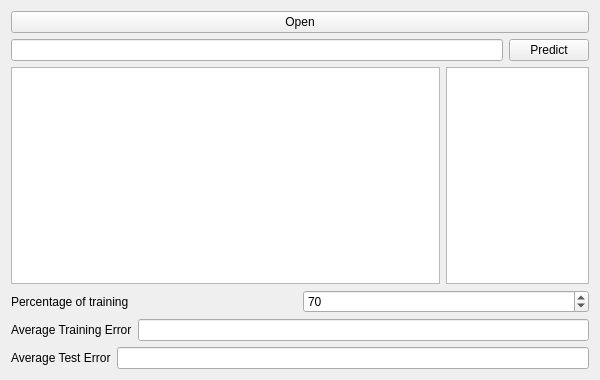
Before: the Qt Designer form presenter.ui in maks-bond/Prediction, drawn with Qt 5.
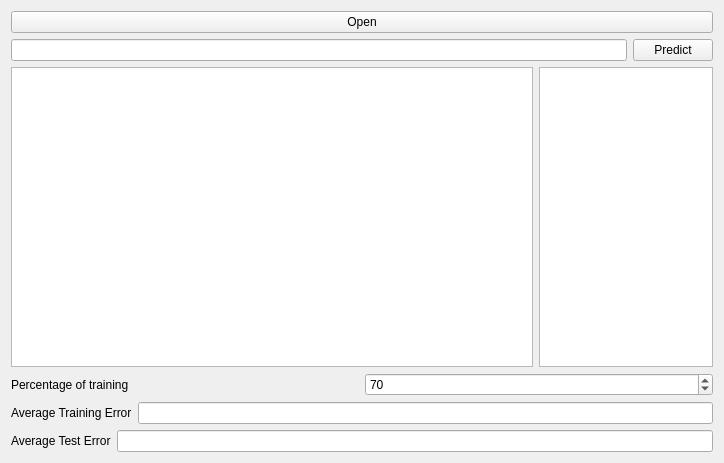
After: the same form once the commit is applied.

What changed in the file:
```diff
--- a/presenter.ui
+++ b/presenter.ui
@@ -6,8 +6,8 @@
    <rect>
     <x>0</x>
     <y>0</y>
-    <width>600</width>
-    <height>380</height>
+    <width>724</width>
+    <height>463</height>
    </rect>
   </property>
   <property name="windowTitle">
```
